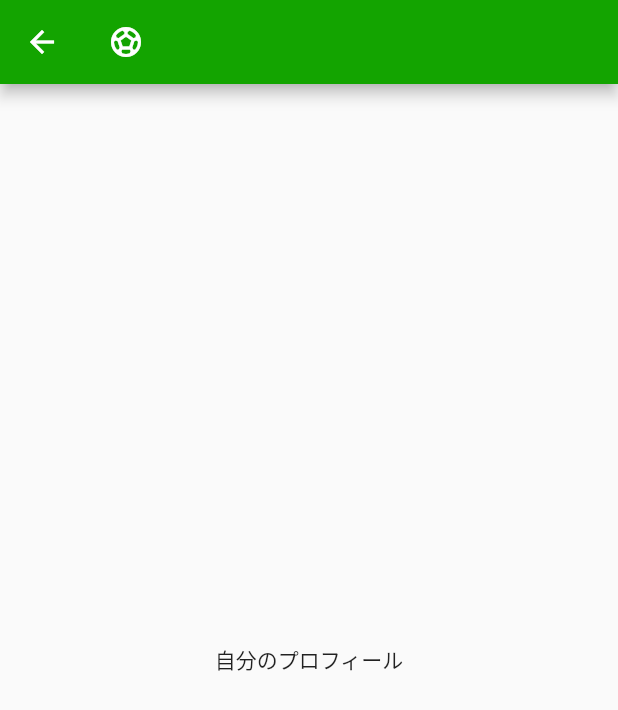
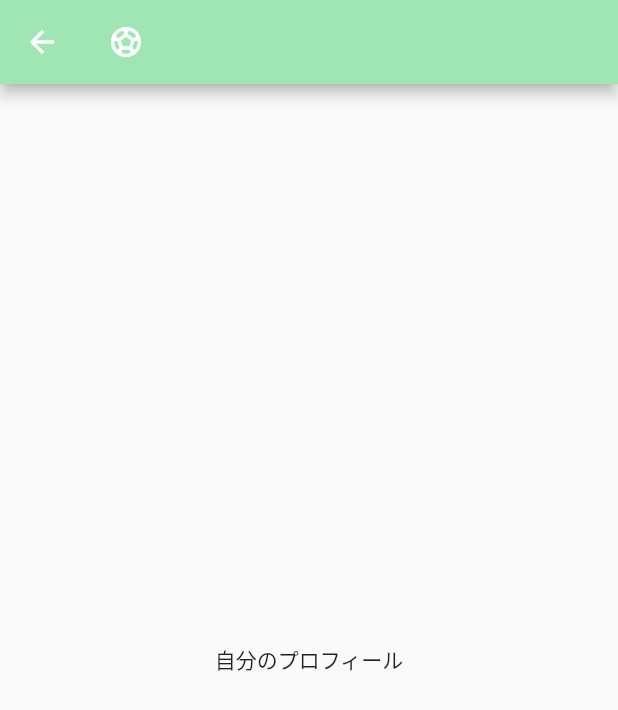
Before and after one commit to wadawada777/tomato_works, a Flutter app: the screen it shows after launch, after a tap on "My Page", on a phone screen of 412 x 824 dp. Shown: the top 710 px of the screen. Run offline on Flutter 3.47's test engine with Material 2 defaults, Android fonts, the phone set to English and light mode, and no system bars; our stand-ins replace google_fonts.

Commit message:
色変更

```diff
--- a/lib/hobby_page.dart
+++ b/lib/hobby_page.dart
@@ -9,7 +9,7 @@ class HobbyPage extends StatelessWidget {
   Widget build(BuildContext context) {
     var scaffold = Scaffold(
       appBar: AppBar(
-        backgroundColor: Color.fromARGB(255, 19, 164, 0),
+        backgroundColor: Color.fromARGB(255, 160, 230, 181),
         title: const Icon(Icons.sports_soccer),
       ),
       body: Center(
--- a/lib/main.dart
+++ b/lib/main.dart
@@ -38,7 +38,7 @@ class _MyHomePageState extends State<MyHomePage> {
   Widget build(BuildContext context) {
     return Scaffold(
       appBar: AppBar(
-        backgroundColor: Color.fromARGB(255, 19, 164, 0),
+        backgroundColor: Color.fromARGB(255, 160, 230, 181),
         title: const Icon(Icons.sports_soccer),
       ),
       body: Stack(
@@ -100,7 +100,7 @@ class _MyHomePageState extends State<MyHomePage> {
                     foregroundColor: Colors.black,
                     shape: const StadiumBorder(),
                     side: const BorderSide(
-                        color: Color.fromARGB(255, 19, 164, 0)),
+                        color: Color.fromARGB(255, 160, 230, 181)),
                   ),
                   onPressed: () {
                     Navigator.push(
@@ -129,7 +129,7 @@ class _MyHomePageState extends State<MyHomePage> {
                     foregroundColor: Colors.black,
                     shape: const StadiumBorder(),
                     side: const BorderSide(
-                        color: Color.fromARGB(255, 19, 164, 0)),
+                        color: Color.fromARGB(255, 160, 230, 181)),
                   ),
                   onPressed: () {
                     Navigator.push(
@@ -158,7 +158,7 @@ class _MyHomePageState extends State<MyHomePage> {
                     foregroundColor: Colors.black,
                     shape: const StadiumBorder(),
                     side: const BorderSide(
-                        color: Color.fromARGB(255, 19, 164, 0)),
+                        color: Color.fromARGB(255, 160, 230, 181)),
                   ),
                   onPressed: () {
                     Navigator.push(
--- a/lib/next_page.dart
+++ b/lib/next_page.dart
@@ -9,7 +9,7 @@ class NextPage extends StatelessWidget {
   Widget build(BuildContext context) {
     var scaffold = Scaffold(
       appBar: AppBar(
-        backgroundColor: Color.fromARGB(255, 19, 164, 0),
+        backgroundColor: Color.fromARGB(255, 160, 230, 181),
         title: const Icon(Icons.sports_soccer),
       ),
       body: Center(
--- a/lib/profile_page.dart
+++ b/lib/profile_page.dart
@@ -9,7 +9,7 @@ class ProfilePage extends StatelessWidget {
   Widget build(BuildContext context) {
     var scaffold = Scaffold(
       appBar: AppBar(
-        backgroundColor: Color.fromARGB(255, 19, 164, 0),
+        backgroundColor: Color.fromARGB(255, 160, 230, 181),
         title: const Icon(Icons.sports_soccer),
       ),
       body: Center(
```
